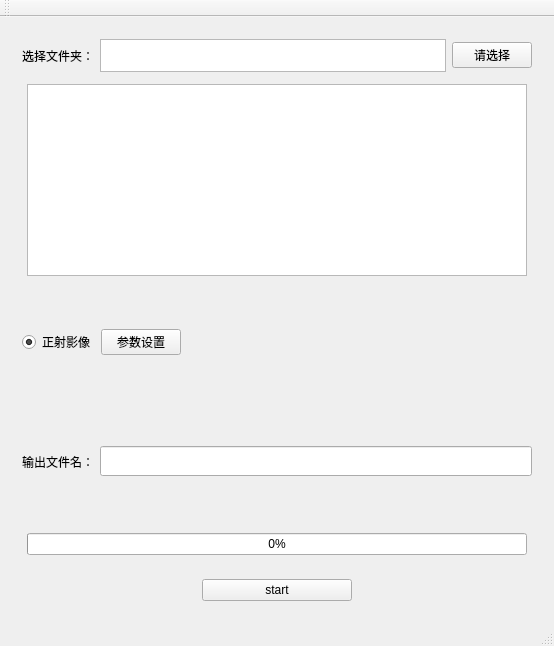
The window that odm-front/openDroneMap-QT/mainwindow.ui (meitotoro/ODMFront) describes before a commit, drawn with Qt 5.
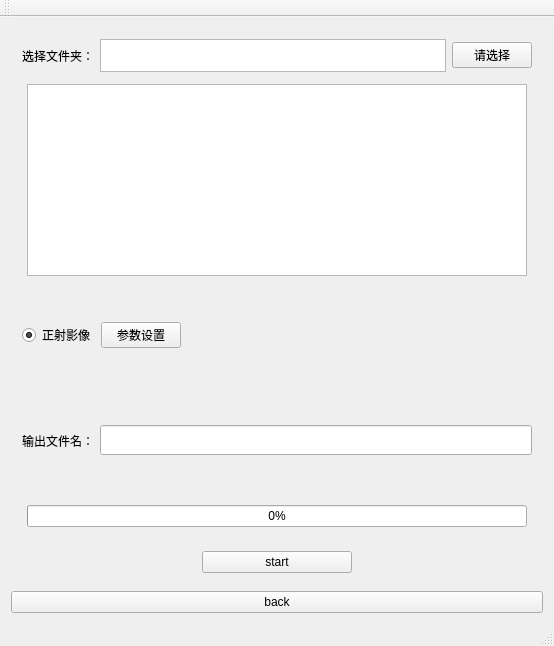
The same window after the commit.

```diff
--- a/odm-front/openDroneMap-QT/mainwindow.ui
+++ b/odm-front/openDroneMap-QT/mainwindow.ui
@@ -311,6 +311,13 @@
       </layout>
      </widget>
     </item>
+    <item>
+     <widget class="QPushButton" name="back">
+      <property name="text">
+       <string>back</string>
+      </property>
+     </widget>
+    </item>
    </layout>
    <zorder>widget</zorder>
    <zorder>widget_2</zorder>
```
Left out of the diff: 2 changed lines with no effect on the pictures.
